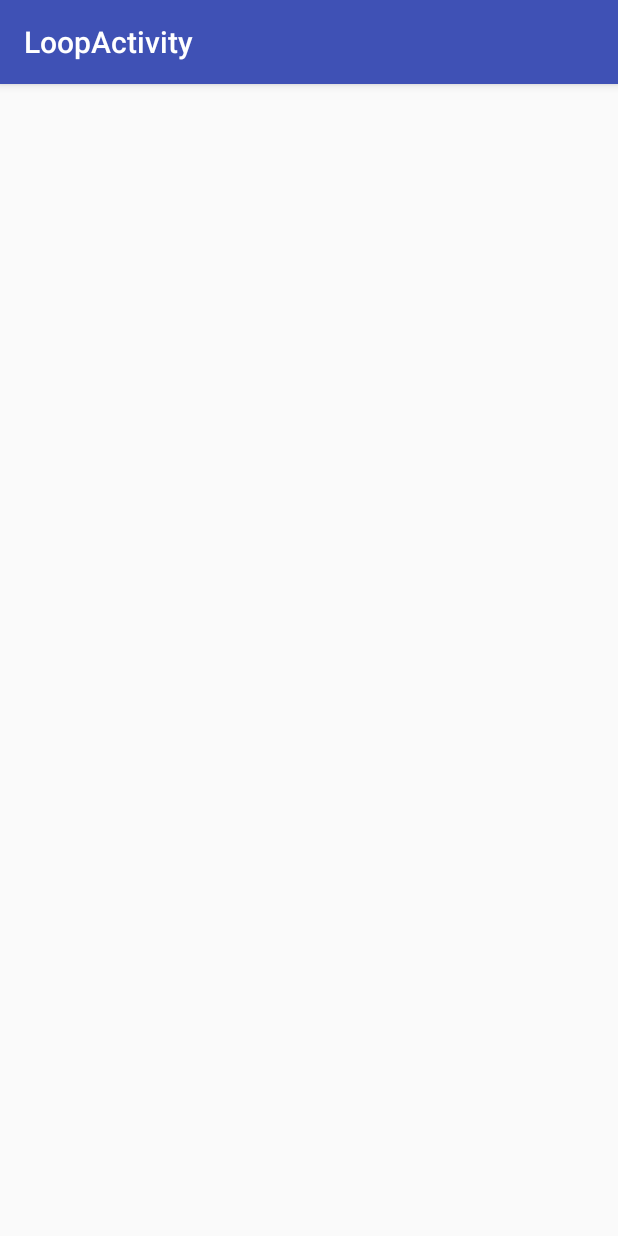
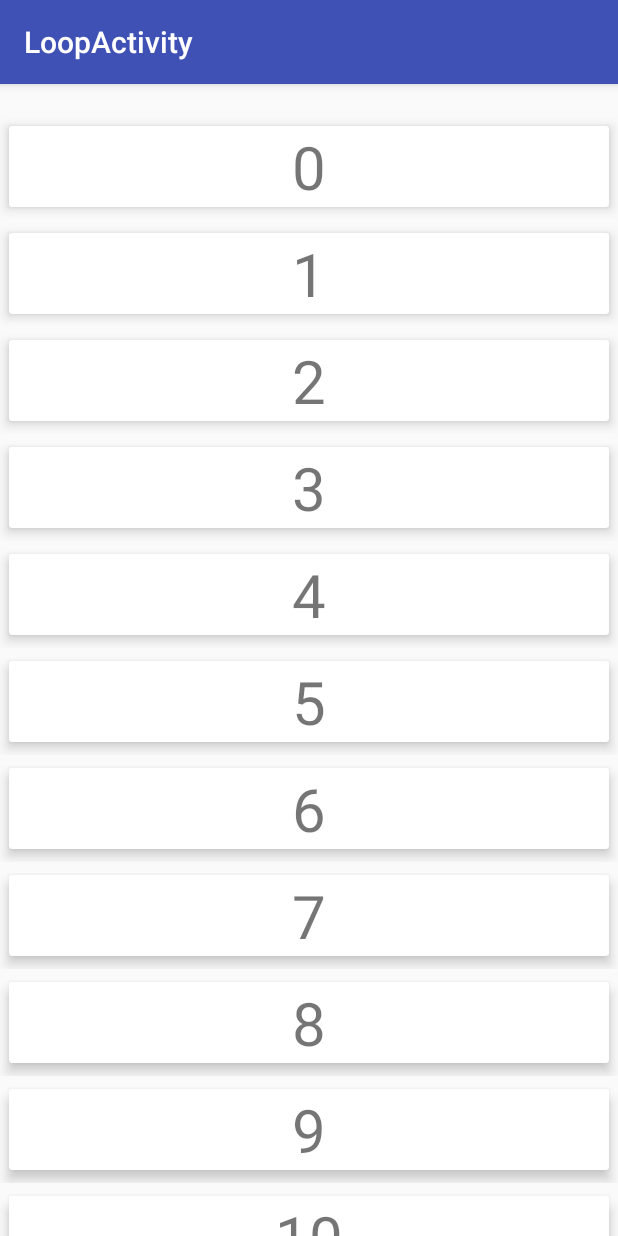
Before and after one commit to 7sco/Mid-Program-Assessment, an Android app: the ListActivity screen opened directly, with no data from a screen before it, on a phone screen of 412 x 824 dp. Run offline under Robolectric (Android 15) with nearby library versions, the phone set to English and light mode, and no system bars.

Commit message:
unfinished part03

```diff
--- a/app/build.gradle
+++ b/app/build.gradle
@@ -22,7 +22,12 @@ dependencies {
     implementation fileTree(dir: 'libs', include: ['*.jar'])
     implementation 'com.android.support:appcompat-v7:26.1.0'
     implementation 'com.android.support.constraint:constraint-layout:1.0.2'
+    implementation 'com.android.support:support-v4:26.1.0'
     testImplementation 'junit:junit:4.12'
     androidTestImplementation 'com.android.support.test:runner:1.0.1'
     androidTestImplementation 'com.android.support.test.espresso:espresso-core:3.0.1'
+
+    implementation 'com.android.support:recyclerview-v7:26.1.0'
+    implementation 'com.android.support:cardview-v7:26.1.0'
+
 }
--- /dev/null
+++ b/app/src/main/java/nyc/c4q/loopactivity/BaseFragment.java
@@ -0,0 +1,46 @@
+package nyc.c4q.loopactivity;
+
+
+import android.os.Bundle;
+import android.support.v4.app.Fragment;
+import android.support.v7.widget.LinearLayoutManager;
+import android.support.v7.widget.RecyclerView;
+import android.util.Log;
+import android.view.LayoutInflater;
+import android.view.View;
+import android.view.ViewGroup;
+
+import java.util.ArrayList;
+import java.util.List;
+
+
+/**
+ * A simple {@link BaseFragment} subclass.
+ */
+public class BaseFragment extends Fragment {
+
+    private RecyclerView recyclerView;
+    private View view;
+
+    @Override
+    public View onCreateView(LayoutInflater inflater, ViewGroup container,
+                             Bundle savedInstanceState) {
+        // Inflate the layout for this fragment
+        view= inflater.inflate(R.layout.fragment_layout, container, false);
+
+        recyclerView = view.findViewById(R.id.recycler_view);
+
+        List<NumberModel> numberList= new ArrayList<>();
+
+        for (int i = 0; i < 11; i++) {
+            numberList.add(new NumberModel(i));
+            Log.d("number" , ""+ numberList);
+        }
+
+        recyclerView.setLayoutManager(new LinearLayoutManager((getActivity()), LinearLayoutManager.VERTICAL, false));
+        recyclerView.setAdapter(new NumberAdapter(numberList));
+
+        return view;
+    }
+
+}
--- a/app/src/main/java/nyc/c4q/loopactivity/ListActivity.java
+++ b/app/src/main/java/nyc/c4q/loopactivity/ListActivity.java
@@ -1,7 +1,10 @@
 package nyc.c4q.loopactivity;
 
+import android.content.Intent;
+import android.support.v4.app.Fragment;
 import android.support.v7.app.AppCompatActivity;
 import android.os.Bundle;
+import android.widget.TextView;
 
 public class ListActivity extends AppCompatActivity {
 
@@ -9,5 +12,14 @@ public class ListActivity extends AppCompatActivity {
     protected void onCreate(Bundle savedInstanceState) {
         super.onCreate(savedInstanceState);
         setContentView(R.layout.activity_list);
+
+        TextView textView= findViewById(R.id.show_email);
+
+        Intent intent = getIntent();
+        String savedEmail= intent.getStringExtra("email");
+        textView.setText(savedEmail);
+
+        getSupportFragmentManager().beginTransaction().replace(R.id.fragment_container, new BaseFragment()).addToBackStack("fragment").commit();
+
     }
 }
--- a/app/src/main/java/nyc/c4q/loopactivity/LoginActivity.java
+++ b/app/src/main/java/nyc/c4q/loopactivity/LoginActivity.java
@@ -46,9 +46,6 @@ public class LoginActivity extends AppCompatActivity {
             @Override
             public void onClick(View v) {
 
-                String checkUser = "username" + username.getText().toString();
-                String checkPassword = "password" + username.getText().toString();
-
                 if (username.getText().toString().equalsIgnoreCase(login.getString("username", null))
                         && password.getText().toString().equals(login.getString("password", null))) {
 
@@ -75,16 +72,6 @@ public class LoginActivity extends AppCompatActivity {
                     }
                 }
 
-
-
-//                if (username.getText().toString().equalsIgnoreCase(login.getString(checkUser, null))
-//                        && password.getText().toString().equals(login.getString(checkPassword, null))) {
-//
-//                    Intent intent= new Intent(LoginActivity.this, ListActivity.class);
-//                    intent.putExtra("email", username.getText().toString());
-//                    startActivity(intent);
-//                }
-
             }
 
         });
--- /dev/null
+++ b/app/src/main/java/nyc/c4q/loopactivity/NumberAdapter.java
@@ -0,0 +1,39 @@
+package nyc.c4q.loopactivity;
+
+import android.support.v7.widget.RecyclerView;
+import android.text.Layout;
+import android.view.LayoutInflater;
+import android.view.View;
+import android.view.ViewGroup;
+
+import java.util.List;
+
+/**
+ * Created by yokilam on 12/6/17.
+ */
+
+public class NumberAdapter extends RecyclerView.Adapter<NumberViewHolder> {
+
+    List<NumberModel> numberList;
+
+    public NumberAdapter(List<NumberModel> numberList) {
+        this.numberList = numberList;
+    }
+
+    @Override
+    public NumberViewHolder onCreateViewHolder(ViewGroup parent, int viewType) {
+        View childView= LayoutInflater.from(parent.getContext()).inflate(R.layout.number_itemview, parent, false);
+        return new NumberViewHolder(childView);
+    }
+
+    @Override
+    public void onBindViewHolder(NumberViewHolder holder, int position) {
+        holder.bind(numberList.get(position));
+
+    }
+
+    @Override
+    public int getItemCount() {
+        return numberList.size();
+    }
+}
--- /dev/null
+++ b/app/src/main/java/nyc/c4q/loopactivity/NumberFragment.java
@@ -0,0 +1,35 @@
+package nyc.c4q.loopactivity;
+
+
+import android.os.Bundle;
+import android.support.v4.app.Fragment;
+import android.view.LayoutInflater;
+import android.view.View;
+import android.view.ViewGroup;
+import android.widget.TextView;
+
+
+/**
+ * A simple {@link Fragment} subclass.
+ */
+public class NumberFragment extends Fragment {
+
+    private TextView showNumber;
+    private View view;
+
+    @Override
+    public View onCreateView(LayoutInflater inflater, ViewGroup container,
+                             Bundle savedInstanceState) {
+        // Inflate the layout for this fragment
+        view= inflater.inflate(R.layout.fragment_number, container, false);
+
+        showNumber= view.findViewById(R.id.number_from_bundle);
+        Bundle bundle = getArguments();
+        String getNumber= String.valueOf(bundle.getString("number"));
+        showNumber.setText(getNumber);
+
+
+        return view;
+    }
+
+}
--- /dev/null
+++ b/app/src/main/java/nyc/c4q/loopactivity/NumberModel.java
@@ -0,0 +1,18 @@
+package nyc.c4q.loopactivity;
+
+/**
+ * Created by yokilam on 12/6/17.
+ */
+
+public class NumberModel {
+
+    private int number;
+
+    public NumberModel(int number) {
+        this.number = number;
+    }
+
+    public int getNumber() {
+        return number;
+    }
+}
--- /dev/null
+++ b/app/src/main/java/nyc/c4q/loopactivity/NumberViewHolder.java
@@ -0,0 +1,50 @@
+package nyc.c4q.loopactivity;
+
+
+import android.os.Bundle;
+
+import android.support.v7.widget.CardView;
+import android.support.v7.widget.RecyclerView;
+import android.view.View;
+import android.widget.TextView;
+import android.support.v4.app.Fragment;
+import android.support.v4.app.FragmentManager;
+import android.support.v4.app.FragmentTransaction;
+
+/**
+ * Created by yokilam on 12/6/17.
+ */
+
+public class NumberViewHolder extends RecyclerView.ViewHolder{
+
+
+    private TextView numberView;
+
+
+    public NumberViewHolder(final View itemView) {
+        super(itemView);
+
+        numberView= itemView.findViewById(R.id.number_view);
+        CardView cardView= itemView.findViewById(R.id.card_view);
+
+        cardView.setOnClickListener(new View.OnClickListener() {
+            @Override
+            public void onClick(View v) {
+
+                NumberFragment numberFragment= new NumberFragment();
+                android.support.v4.app.FragmentManager fragmentManager = v.getActivity().getSupportFragmentManager();
+                FragmentTransaction fragmentTransaction = fragmentManager.beginTransaction();
+                Bundle bundle = new Bundle();
+                bundle.putString("number", numberView.getText().toString());
+                numberFragment.setArguments(bundle);
+                fragmentTransaction.replace(R.id.recycler_view, numberFragment);
+                fragmentTransaction.addToBackStack("next").commit();
+
+            }
+        });
+    }
+
+    public void bind(NumberModel numberModel) {
+       numberView.setText(String.valueOf(numberModel.getNumber()));
+    }
+}
--- a/app/src/main/res/layout/activity_list.xml
+++ b/app/src/main/res/layout/activity_list.xml
@@ -1,9 +1,23 @@
 <?xml version="1.0" encoding="utf-8"?>
-<android.support.constraint.ConstraintLayout xmlns:android="http://schemas.android.com/apk/res/android"
+<LinearLayout xmlns:android="http://schemas.android.com/apk/res/android"
     xmlns:app="http://schemas.android.com/apk/res-auto"
     xmlns:tools="http://schemas.android.com/tools"
     android:layout_width="match_parent"
     android:layout_height="match_parent"
+    android:orientation="vertical"
     tools:context="nyc.c4q.loopactivity.ListActivity">
 
-</android.support.constraint.ConstraintLayout>
+    <TextView
+        android:id="@+id/show_email"
+        android:layout_width="wrap_content"
+        android:layout_height="wrap_content" />
+
+    <FrameLayout
+        android:id="@+id/fragment_container"
+        android:layout_width="match_parent"
+        android:layout_height="match_parent">
+
+    </FrameLayout>
+
+
+</LinearLayout>
--- /dev/null
+++ b/app/src/main/res/layout/fragment_layout.xml
@@ -0,0 +1,14 @@
+<FrameLayout xmlns:android="http://schemas.android.com/apk/res/android"
+    xmlns:tools="http://schemas.android.com/tools"
+    android:layout_width="match_parent"
+    android:layout_height="match_parent"
+    tools:context="nyc.c4q.loopactivity.BaseFragment">
+
+    <android.support.v7.widget.RecyclerView
+        android:id="@+id/recycler_view"
+        android:layout_width="match_parent"
+        android:layout_height="match_parent">
+
+    </android.support.v7.widget.RecyclerView>
+
+</FrameLayout>
--- /dev/null
+++ b/app/src/main/res/layout/fragment_number.xml
@@ -0,0 +1,17 @@
+<LinearLayout xmlns:android="http://schemas.android.com/apk/res/android"
+    xmlns:tools="http://schemas.android.com/tools"
+    android:layout_width="match_parent"
+    android:layout_height="match_parent"
+    tools:context="nyc.c4q.loopactivity.NumberFragment">
+
+    <!-- TODO: Update blank fragment layout -->
+    <TextView
+        android:id="@+id/number_from_bundle"
+        android:layout_width="match_parent"
+        android:layout_height="match_parent"
+        android:text="number"
+        android:textSize="50sp"
+        android:gravity="center"/>
+
+
+</LinearLayout>
--- /dev/null
+++ b/app/src/main/res/layout/number_itemview.xml
@@ -0,0 +1,26 @@
+<?xml version="1.0" encoding="utf-8"?>
+<LinearLayout xmlns:android="http://schemas.android.com/apk/res/android"
+    android:orientation="vertical" android:layout_width="match_parent"
+    android:layout_height="wrap_content">
+
+    <android.support.v7.widget.CardView
+        xmlns:card_view="http://schemas.android.com/apk/res-auto"
+        android:id="@+id/card_view"
+        android:layout_width="match_parent"
+        android:layout_height="wrap_content"
+        card_view:cardCornerRadius="2dp"
+        card_view:cardElevation="5dp"
+        card_view:cardUseCompatPadding="true">
+
+        <TextView
+            android:id="@+id/number_view"
+            android:layout_width="match_parent"
+            android:layout_height="wrap_content"
+            android:textSize="40sp"
+            android:gravity="center"
+            android:text="number"/>
+
+
+    </android.support.v7.widget.CardView>
+
+</LinearLayout>
--- a/app/src/main/res/values/strings.xml
+++ b/app/src/main/res/values/strings.xml
@@ -1,3 +1,6 @@
 <resources>
     <string name="app_name">LoopActivity</string>
+
+    <!-- TODO: Remove or change this placeholder text -->
+    <string name="hello_blank_fragment">Hello blank fragment</string>
 </resources>
```
